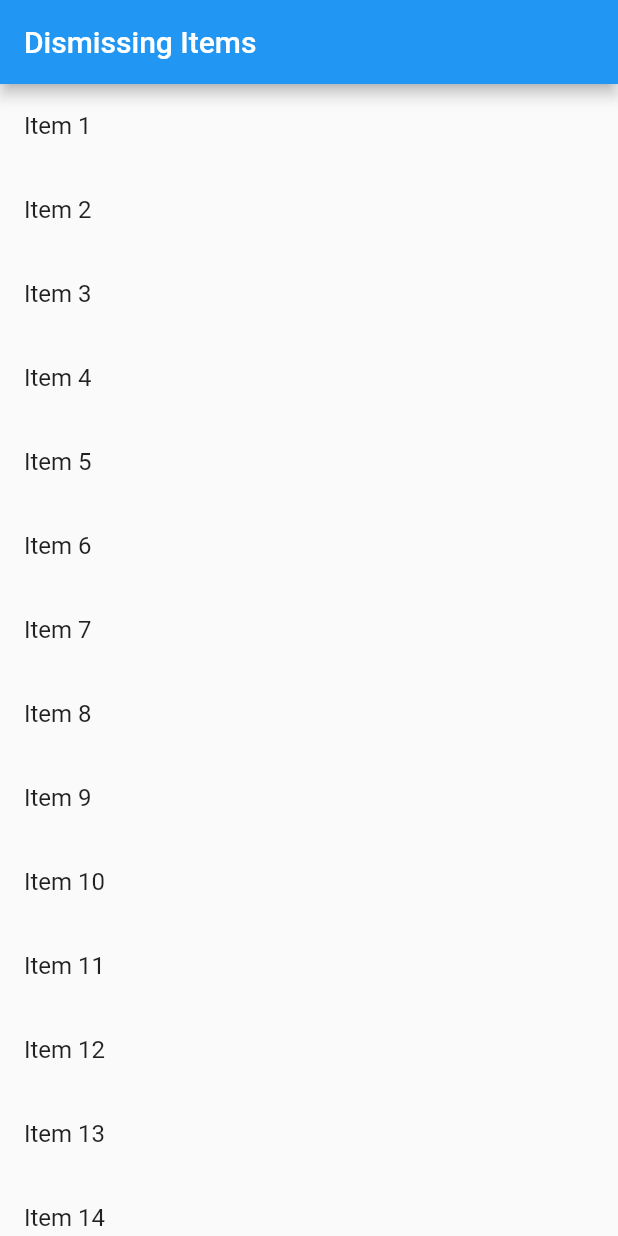
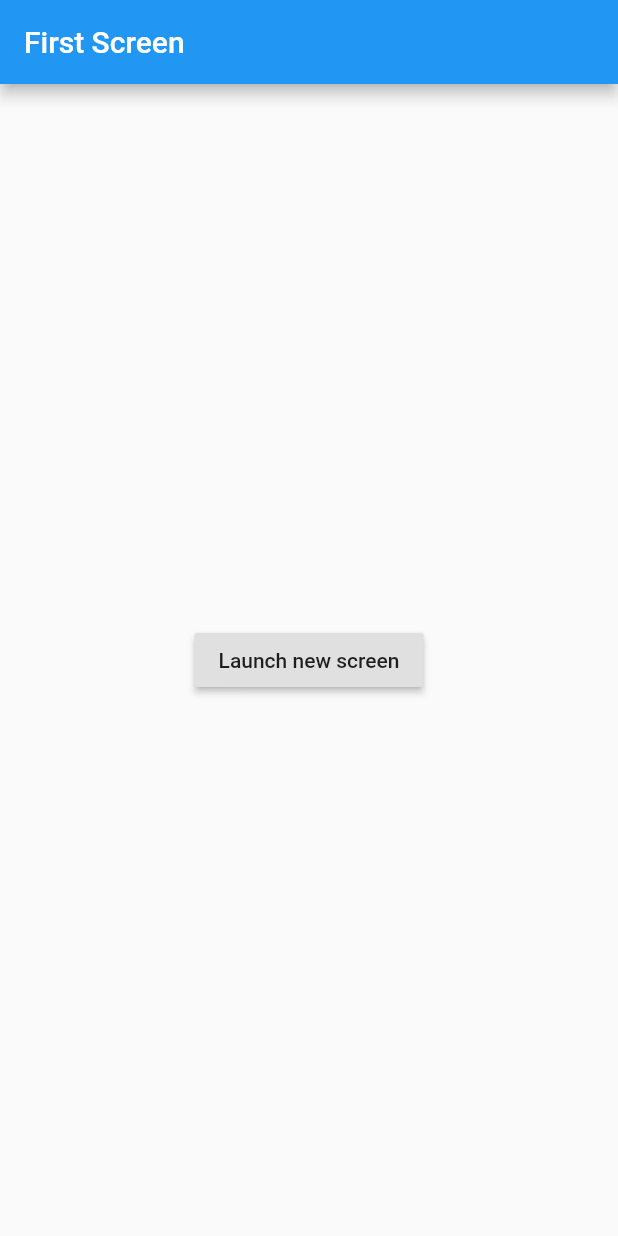
Before and after one commit to real-jacket/flutter-demo, a Flutter app: the screen it shows after launch, on a phone screen of 412 x 824 dp. Run offline on Flutter 3.47's test engine with Material 2 defaults, Android fonts, the phone set to English and light mode, and no system bars; our stand-ins replace percent_indicator.

Commit message:
页面间跳转

```diff
--- a/lib/main.dart
+++ b/lib/main.dart
@@ -1,47 +1,26 @@
-import 'package:flutter/foundation.dart';
 import 'package:flutter/material.dart';
 
 void main() {
-  runApp(new MyApp(
-    items: new List<String>.generate(20, (i) => "Item ${i + 1}"),
+  runApp(new MaterialApp(
+    title: 'Navigation Basics',
+    home: new FirstScreen(),
   ));
 }
 
-class MyApp extends StatelessWidget {
-  final List<String> items;
-
-  MyApp({Key key, @required this.items}) : super(key: key);
-
+class FirstScreen extends StatelessWidget {
   @override
   Widget build(BuildContext context) {
-    final title = 'Dismissing Items';
-
-    return new MaterialApp(
-      title: title,
-      home: new Scaffold(
-        appBar: new AppBar(
-          title: new Text(title),
-        ),
-        body: new ListView.builder(
-          itemCount: items.length,
-          itemBuilder: (context, index) {
-            final item = items[index];
-
-            return new Dismissible(
-              // Each Dismissible must contain a Key. Keys allow Flutter to
-              // uniquely identify Widgets.
-              key: new Key(item),
-              // We also need to provide a function that will tell our app
-              // what to do after an item has been swiped away.
-              onDismissed: (direction) {
-                items.removeAt(index);
-
-                Scaffold.of(context).showSnackBar(
-                    new SnackBar(content: new Text("$item dismissed")));
-              },
-              // Show a red background as the item is swiped away
-              background: new Container(color: Colors.red),
-              child: new ListTile(title: new Text('$item')),
+    return new Scaffold(
+      appBar: new AppBar(
+        title: new Text('First Screen'),
+      ),
+      body: new Center(
+        child: new RaisedButton(
+          child: new Text('Launch new screen'),
+          onPressed: () {
+            Navigator.push(
+              context,
+              new MaterialPageRoute(builder: (context) => new SecondScreen()),
             );
           },
         ),
@@ -49,3 +28,22 @@ class MyApp extends StatelessWidget {
     );
   }
 }
+
+class SecondScreen extends StatelessWidget {
+  @override
+  Widget build(BuildContext context) {
+    return new Scaffold(
+      appBar: new AppBar(
+        title: new Text("Second Screen"),
+      ),
+      body: new Center(
+        child: new RaisedButton(
+          onPressed: () {
+            Navigator.pop(context);
+          },
+          child: new Text('Go back!'),
+        ),
+      ),
+    );
+  }
+}
```
